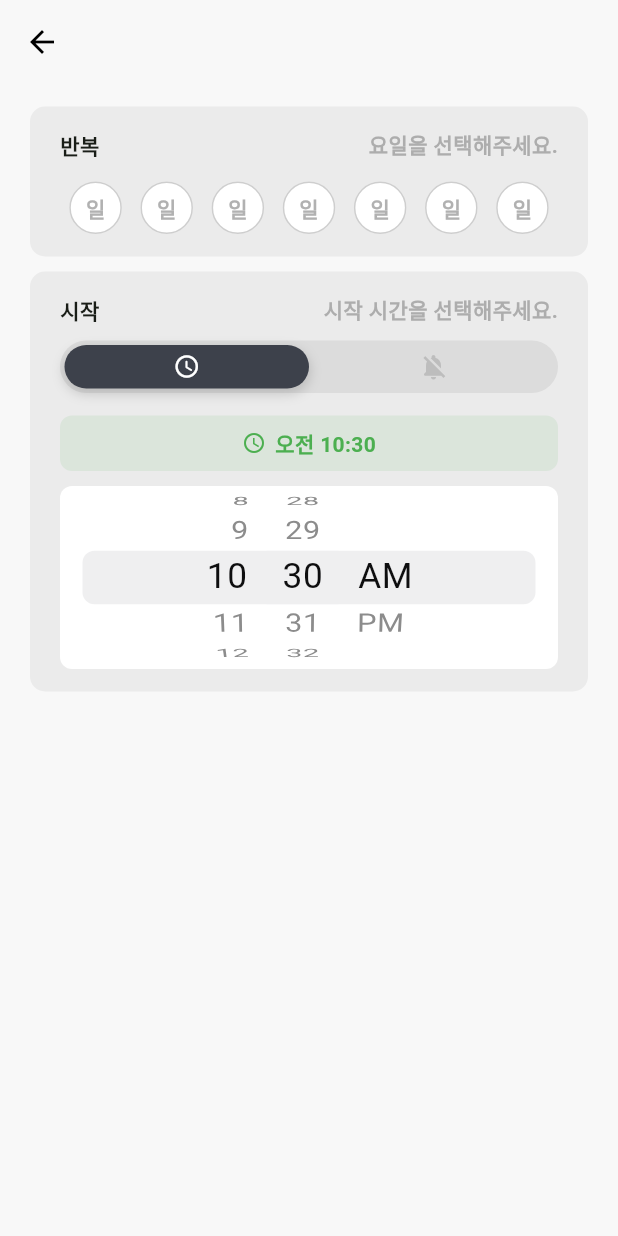
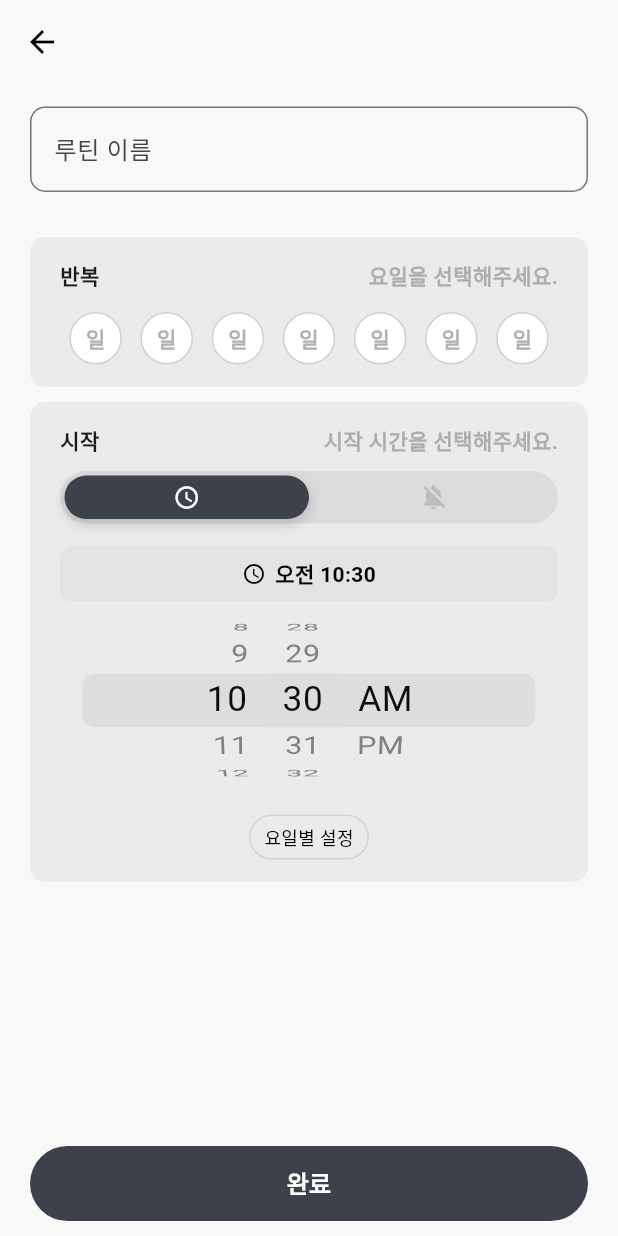
Before and after one commit to J1NWAN/routine_tree_app, a Flutter app: the screen it shows after launch, item 3 of the bottom bar chosen, after a tap on the "access time" icon, on a phone screen of 412 x 824 dp. Run offline on Flutter 3.47's test engine with Material 3 defaults, Android fonts, the phone set to English and light mode, and no system bars; our stand-ins replace fl_chart, flutter_riverpod, go_router, hive, hive_flutter; accounts and stored records are empty.

Commit message:
feat: 루틴 시작 시간 설정 기능 및 루틴 저장 기능 추가

```diff
--- a/lib/screens/routine_screen.dart
+++ b/lib/screens/routine_screen.dart
@@ -24,7 +24,7 @@ class _RoutineScreenState extends ConsumerState<RoutineScreen> {
         // 알림 켜질 때: 컨테이너 먼저 확장
         _containerExpanded = false;
         // 컨테이너 확장 완료 후 콘텐츠 표시
-        Future.delayed(const Duration(milliseconds: 0), () {
+        Future.delayed(const Duration(milliseconds: 50), () {
           if (mounted && _isAlarmEnabled) {
             setState(() {
               _containerExpanded = true;
@@ -52,10 +52,7 @@ class _RoutineScreenState extends ConsumerState<RoutineScreen> {
   Widget build(BuildContext context) {
     return Scaffold(
       appBar: AppBar(
-        leading: IconButton(
-          icon: const Icon(Icons.arrow_back),
-          onPressed: () => context.go('/'),
-        ),
+        leading: IconButton(icon: const Icon(Icons.arrow_back), onPressed: () => context.go('/')),
       ),
       body: LayoutBuilder(
         builder: (context, constraints) {
@@ -65,25 +62,32 @@ class _RoutineScreenState extends ConsumerState<RoutineScreen> {
 
           return ClipRect(
             // overflow 완전 차단
+            child: Column(
+              children: [
+                // 스크롤 가능한 콘텐츠 영역
+                Expanded(
                   child: SingleChildScrollView(
                     physics: const ClampingScrollPhysics(),
                     child: Padding(
-                padding: const EdgeInsets.symmetric(
-                  horizontal: 20,
-                  vertical: 15,
-                ),
+                      padding: const EdgeInsets.symmetric(horizontal: 20, vertical: 15),
                       child: Column(
                         children: [
-                    // 반복 설정 컨테이너 (그대로 유지)
+                          // 루틴 이름 입력
+                          TextField(
+                            decoration: InputDecoration(
+                              hintText: '루틴 이름',
+                              border: OutlineInputBorder(borderRadius: BorderRadius.circular(10)),
+                            ),
+                          ),
+                          const SizedBox(height: 30),
+
+                          // 반복 설정 컨테이너 (기존 코드 그대로)
                           Row(
                             mainAxisAlignment: MainAxisAlignment.center,
                             children: [
                               Expanded(
                                 child: Container(
-                            padding: const EdgeInsets.symmetric(
-                              horizontal: 20,
-                              vertical: 15,
-                            ),
+                                  padding: const EdgeInsets.symmetric(horizontal: 20, vertical: 15),
                                   height: 100,
                                   decoration: BoxDecoration(
                                     color: const Color.fromRGBO(235, 235, 235, 1.0),
@@ -92,8 +96,7 @@ class _RoutineScreenState extends ConsumerState<RoutineScreen> {
                                   child: Column(
                                     children: [
                                       Row(
-                                  mainAxisAlignment:
-                                      MainAxisAlignment.spaceBetween,
+                                        mainAxisAlignment: MainAxisAlignment.spaceBetween,
                                         children: [
                                           const Text(
                                             '반복',
@@ -114,8 +117,7 @@ class _RoutineScreenState extends ConsumerState<RoutineScreen> {
                                       ),
                                       const Expanded(child: SizedBox()),
                                       Row(
-                                  mainAxisAlignment:
-                                      MainAxisAlignment.spaceAround,
+                                        mainAxisAlignment: MainAxisAlignment.spaceAround,
                                         children: [
                                           ...List.generate(
                                             7,
@@ -133,9 +135,7 @@ class _RoutineScreenState extends ConsumerState<RoutineScreen> {
                                                 child: Text(
                                                   '일',
                                                   style: TextStyle(
-                                              color: Colors.grey.withOpacity(
-                                                0.8,
-                                              ),
+                                                    color: Colors.grey.withOpacity(0.8),
                                                     fontSize: 14,
                                                     fontWeight: FontWeight.bold,
                                                   ),
@@ -152,22 +152,17 @@ class _RoutineScreenState extends ConsumerState<RoutineScreen> {
                             ],
                           ),
                           const SizedBox(height: 10),
-                    // 시작 시간 설정 컨테이너 (순차적 애니메이션)
+
+                          // 시작 시간 설정 컨테이너 (기존 코드 그대로)
                           Row(
                             mainAxisAlignment: MainAxisAlignment.center,
                             children: [
                               Expanded(
                                 child: AnimatedContainer(
-                            duration: const Duration(
-                              milliseconds: 400,
-                            ), // 컨테이너 확장 시간
+                                  duration: const Duration(milliseconds: 400), // 컨테이너 확장 시간
                                   curve: Curves.easeOutCubic,
-                            padding: const EdgeInsets.symmetric(
-                              horizontal: 20,
-                              vertical: 15,
-                            ),
-                            height:
-                                _isAlarmEnabled ? 280 : 100, // 1단계: 컨테이너 크기 변경
+                                  padding: const EdgeInsets.symmetric(horizontal: 20, vertical: 15),
+                                  height: _isAlarmEnabled ? 320 : 100, // 1단계: 컨테이너 크기 변경
                                   decoration: BoxDecoration(
                                     color: const Color.fromRGBO(235, 235, 235, 1.0),
                                     borderRadius: BorderRadius.circular(10),
@@ -175,8 +170,7 @@ class _RoutineScreenState extends ConsumerState<RoutineScreen> {
                                   child: Column(
                                     children: [
                                       Row(
-                                  mainAxisAlignment:
-                                      MainAxisAlignment.spaceBetween,
+                                        mainAxisAlignment: MainAxisAlignment.spaceBetween,
                                         children: [
                                           const Text(
                                             '시작',
@@ -197,20 +191,14 @@ class _RoutineScreenState extends ConsumerState<RoutineScreen> {
                                       ),
                                       const SizedBox(height: 10),
                                       // 토글 스위치는 즉시 표시
-                                Row(
-                                  children: [
-                                    Expanded(child: _buildAlarmToggleSwitch()),
-                                  ],
-                                ),
+                                      Row(children: [Expanded(child: _buildAlarmToggleSwitch())]),
 
                                       // 2단계: 컨테이너 확장 완료 후 콘텐츠 표시
                                       Expanded(
                                         child: AnimatedOpacity(
                                           duration: const Duration(milliseconds: 300),
                                           opacity:
-                                        (_isAlarmEnabled && _containerExpanded)
-                                            ? 1.0
-                                            : 0.0,
+                                              (_isAlarmEnabled && _containerExpanded) ? 1.0 : 0.0,
                                           child:
                                               (_isAlarmEnabled && _containerExpanded)
                                                   ? Column(
@@ -218,44 +206,30 @@ class _RoutineScreenState extends ConsumerState<RoutineScreen> {
                                                       const SizedBox(height: 15),
                                                       // 선택된 시간 표시
                                                       Container(
-                                                  padding:
-                                                      const EdgeInsets.symmetric(
+                                                        padding: const EdgeInsets.symmetric(
                                                           vertical: 8,
                                                           horizontal: 12,
                                                         ),
                                                         decoration: BoxDecoration(
-                                                    color: const Color(
-                                                      0xFF4CAF50,
-                                                    ).withOpacity(0.1),
-                                                    borderRadius:
-                                                        BorderRadius.circular(
-                                                          8,
-                                                        ),
+                                                          color: Colors.grey.withOpacity(0.1),
+                                                          borderRadius: BorderRadius.circular(8),
                                                         ),
                                                         child: Row(
                                                           mainAxisAlignment:
-                                                        MainAxisAlignment
-                                                            .center,
+                                                              MainAxisAlignment.center,
                                                           children: [
                                                             const Icon(
                                                               Icons.access_time,
-                                                        color: Color(
-                                                          0xFF4CAF50,
-                                                        ),
+                                                              color: Colors.black,
                                                               size: 16,
                                                             ),
                                                             const SizedBox(width: 6),
                                                             Text(
-                                                        _formatTime(
-                                                          _selectedTime,
-                                                        ),
+                                                              _formatTime(_selectedTime),
                                                               style: const TextStyle(
                                                                 fontSize: 14,
-                                                          fontWeight:
-                                                              FontWeight.w600,
-                                                          color: Color(
-                                                            0xFF4CAF50,
-                                                          ),
+                                                                fontWeight: FontWeight.w600,
+                                                                color: Colors.black,
                                                               ),
                                                             ),
                                                           ],
@@ -266,25 +240,16 @@ class _RoutineScreenState extends ConsumerState<RoutineScreen> {
                                                       Expanded(
                                                         child: Container(
                                                           decoration: BoxDecoration(
-                                                      color: Colors.white,
-                                                      borderRadius:
-                                                          BorderRadius.circular(
-                                                            8,
-                                                          ),
+                                                            //color: Colors.white,
+                                                            borderRadius: BorderRadius.circular(8),
                                                           ),
                                                           child: CupertinoDatePicker(
-                                                      mode:
-                                                          CupertinoDatePickerMode
-                                                              .time,
+                                                            mode: CupertinoDatePickerMode.time,
                                                             use24hFormat: false,
-                                                      initialDateTime:
-                                                          _selectedTime,
-                                                      onDateTimeChanged: (
-                                                        DateTime newTime,
-                                                      ) {
+                                                            initialDateTime: _selectedTime,
+                                                            onDateTimeChanged: (DateTime newTime) {
                                                               setState(() {
-                                                          _selectedTime =
-                                                              newTime;
+                                                                _selectedTime = newTime;
                                                               });
                                                             },
                                                           ),
@@ -295,16 +260,82 @@ class _RoutineScreenState extends ConsumerState<RoutineScreen> {
                                                   : const SizedBox(),
                                         ),
                                       ),
+                                      (_isAlarmEnabled && _containerExpanded)
+                                          ? Column(
+                                            children: [
+                                              const SizedBox(height: 20),
+                                              // 알림 설정 버튼
+                                              GestureDetector(
+                                                onTap: () {
+                                                  print('요일별 설정');
+                                                },
+                                                child: Container(
+                                                  width: 80,
+                                                  height: 30,
+                                                  decoration: BoxDecoration(
+                                                    color: const Color.fromRGBO(235, 235, 235, 1.0),
+                                                    borderRadius: BorderRadius.circular(15),
+                                                    border: Border.all(
+                                                      color: Colors.grey.withOpacity(0.3),
+                                                    ),
+                                                  ),
+                                                  child: Center(
+                                                    child: Text(
+                                                      '요일별 설정',
+                                                      style: TextStyle(
+                                                        color: Colors.black,
+                                                        fontSize: 12,
+                                                        fontWeight: FontWeight.normal,
+                                                      ),
+                                                    ),
+                                                  ),
+                                                ),
+                                              ),
+                                            ],
+                                          )
+                                          : const SizedBox(),
                                     ],
                                   ),
                                 ),
                               ),
                             ],
                           ),
-                    SizedBox(height: availableHeight * 0.2), // 동적 하단 여백
+
+                          const SizedBox(height: 20), // 하단 여백
                         ],
                       ),
                     ),
+                  ),
+                ),
+
+                // 고정된 완료 버튼
+                Container(
+                  padding: const EdgeInsets.symmetric(horizontal: 20, vertical: 10),
+                  child: SafeArea(
+                    top: false,
+                    child: SizedBox(
+                      width: double.infinity,
+                      height: 50,
+                      child: ElevatedButton(
+                        onPressed: () {
+                          // 루틴 저장 로직
+                          _saveRoutine();
+                        },
+                        style: ElevatedButton.styleFrom(
+                          backgroundColor: Color.fromRGBO(61, 65, 75, 1),
+                          foregroundColor: Colors.white,
+                          shape: RoundedRectangleBorder(borderRadius: BorderRadius.circular(25)),
+                          elevation: 0,
+                        ),
+                        child: const Text(
+                          '완료',
+                          style: TextStyle(fontSize: 16, fontWeight: FontWeight.w600),
+                        ),
+                      ),
+                    ),
+                  ),
+                ),
+              ],
             ),
           );
         },
@@ -324,8 +355,7 @@ class _RoutineScreenState extends ConsumerState<RoutineScreen> {
         ),
         child: LayoutBuilder(
           builder: (context, constraints) {
-            final toggleWidth =
-                (constraints.maxWidth - 6) / 2; // 전체 너비의 절반에서 여백 제외
+            final toggleWidth = (constraints.maxWidth - 6) / 2; // 전체 너비의 절반에서 여백 제외
 
             return Stack(
               children: [
@@ -333,9 +363,7 @@ class _RoutineScreenState extends ConsumerState<RoutineScreen> {
                 Container(
                   width: double.infinity,
                   height: 35,
-                  decoration: BoxDecoration(
-                    borderRadius: BorderRadius.circular(25),
-                  ),
+                  decoration: BoxDecoration(borderRadius: BorderRadius.circular(25)),
                   child: Row(
                     children: [
                       // 왼쪽 아이콘 (알림)
@@ -381,7 +409,6 @@ class _RoutineScreenState extends ConsumerState<RoutineScreen> {
                     width: toggleWidth, // 동적 너비
                     decoration: BoxDecoration(
                       color: Color.fromRGBO(61, 65, 75, 1),
-
                       borderRadius: BorderRadius.circular(19), // 높이에 맞춰 조정
                       boxShadow: [
                         BoxShadow(
@@ -395,14 +422,8 @@ class _RoutineScreenState extends ConsumerState<RoutineScreen> {
                     child: Center(
                       child: AnimatedSwitcher(
                         duration: const Duration(milliseconds: 300),
-                        transitionBuilder: (
-                          Widget child,
-                          Animation<double> animation,
-                        ) {
-                          return ScaleTransition(
-                            scale: animation,
-                            child: child,
-                          );
+                        transitionBuilder: (Widget child, Animation<double> animation) {
+                          return ScaleTransition(scale: animation, child: child);
                         },
                         child: Icon(
                           _isAlarmEnabled
@@ -423,4 +444,22 @@ class _RoutineScreenState extends ConsumerState<RoutineScreen> {
       ),
     );
   }
+
+  // 루틴 저장 메서드 추가
+  void _saveRoutine() {
+    // 여기에 루틴 저장 로직 구현
+    print('루틴 저장: ${_formatTime(_selectedTime)}, 알림: $_isAlarmEnabled');
+
+    // 저장 후 이전 페이지로 돌아가기
+    context.go('/');
+
+    // 또는 성공 메시지 표시
+    ScaffoldMessenger.of(context).showSnackBar(
+      const SnackBar(
+        content: Text('루틴이 저장되었습니다!'),
+        backgroundColor: Color(0xFF4CAF50),
+        duration: Duration(seconds: 2),
+      ),
+    );
   }
+}
```
Lines whose indentation alone changed are shown as unchanged.
